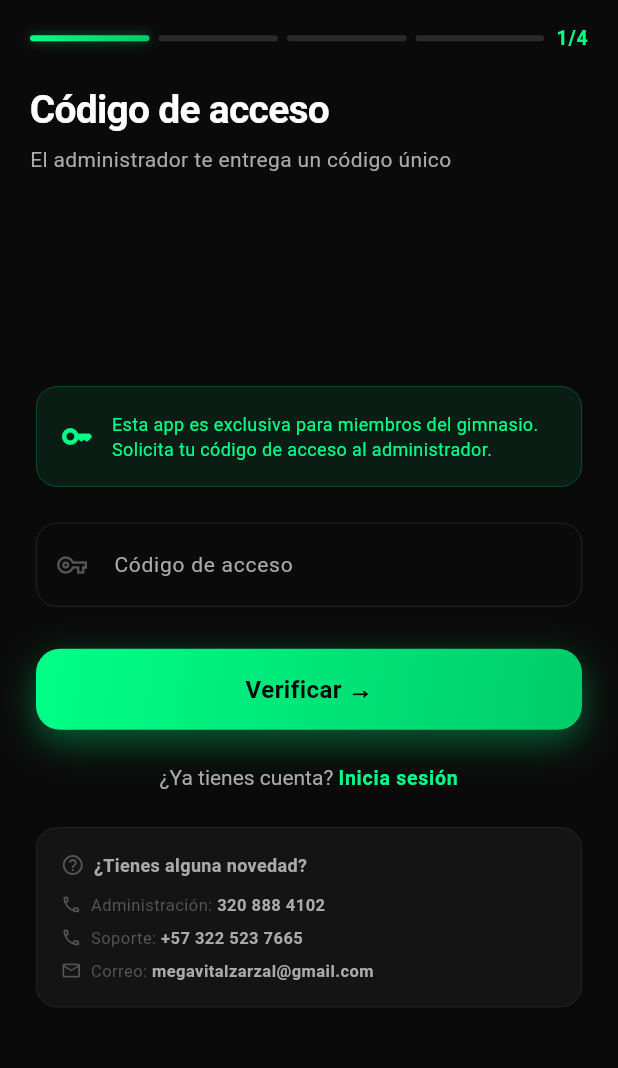
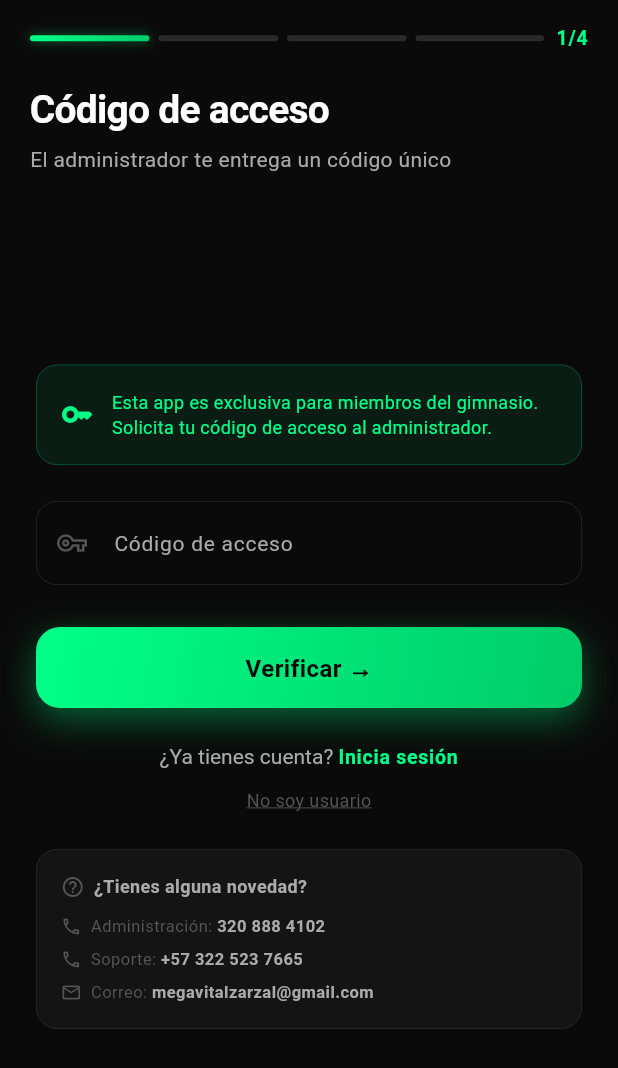
Before and after one commit to vallejoj203k/Mega_vital, a Flutter app: the RegisterScreen screen opened directly, on a phone screen of 412 x 824 dp. Shown: the top 1068 px of the screen. Run offline on Flutter 3.47's test engine with Material 3 defaults, Android fonts, the phone set to English and light mode, and no system bars; our stand-ins replace image_picker, shared_preferences, supabase_flutter, video_player; missing offline and left inert: video_compress; accounts and stored records are empty; network calls fail.

Commit message:
fix(register): agregar botón 'No soy usuario' en pantalla de código de acceso
Agrega el botón 'No soy usuario' en el paso 0 del registro (validación
de código), usando Navigator.of(context).pop() sin acceso a null check
operators para evitar el crash "Null check operator used on a null value".

https://claude.ai/code/session_0135PH58w28BuLt69zPygB8k

```diff
--- a/lib/presentation/screens/auth/register_screen.dart
+++ b/lib/presentation/screens/auth/register_screen.dart
@@ -446,6 +446,8 @@ class _Step0 extends StatelessWidget {
           ),
           const SizedBox(height: 20),
           _LoginPrompt(),
+          const SizedBox(height: 12),
+          _NotAUserButton(),
           const SizedBox(height: 24),
 
           // Bloque de contacto
@@ -1226,3 +1228,22 @@ class _LoginPrompt extends StatelessWidget {
     );
   }
 }
+
+class _NotAUserButton extends StatelessWidget {
+  @override
+  Widget build(BuildContext context) {
+    return GestureDetector(
+      onTap: () => Navigator.of(context).pop(),
+      child: Center(
+        child: Text(
+          'No soy usuario',
+          style: AppTextStyles.bodySmall.copyWith(
+            color: AppColors.textMuted,
+            decoration: TextDecoration.underline,
+            decorationColor: AppColors.textMuted,
+          ),
+        ),
+      ),
+    );
+  }
+}
```
